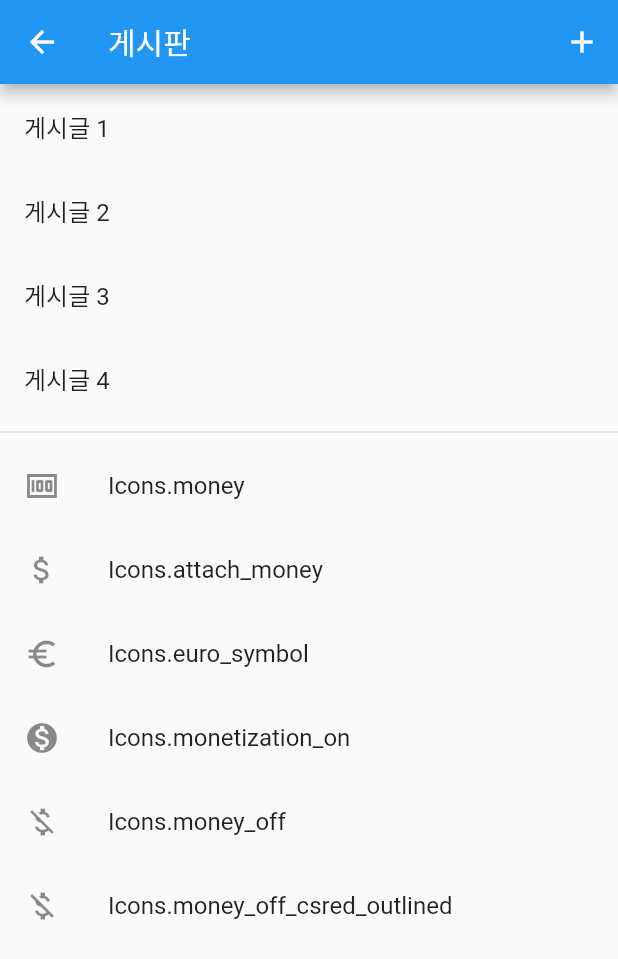
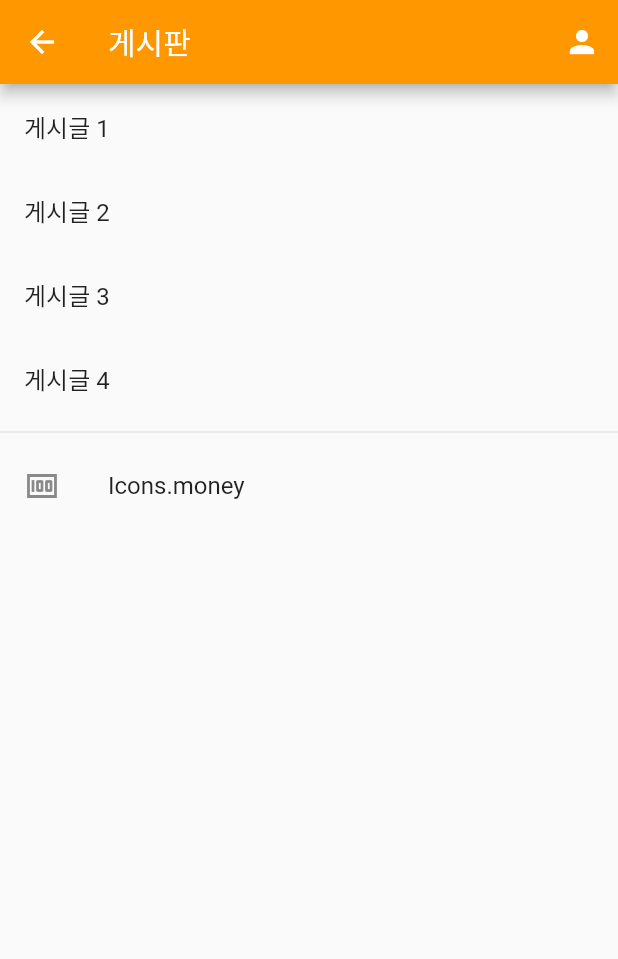
Before and after one commit to dlwlwns52/OnTheWay, a Flutter app: the BoardPage screen opened directly, on a phone screen of 412 x 824 dp. Shown: the top 959 px of the screen. Run offline on Flutter 3.47's test engine with Material 2 defaults, Android fonts, the phone set to English and light mode, and no system bars; our stand-ins replace auto_size_text, cloud_firestore, firebase_auth, firebase_core, flutter_secure_storage; accounts and stored records are empty.

```diff
--- a/lib/UiBoard.dart
+++ b/lib/UiBoard.dart
@@ -18,6 +18,7 @@ class _BoardPageState extends State<BoardPage> {
   Widget build(BuildContext context) {
     return Scaffold(
       appBar: AppBar(
+        backgroundColor: Colors.orange,
         title: Text('게시판'),
         leading: IconButton(
             icon: Icon(Icons.arrow_back),
@@ -27,7 +28,7 @@ class _BoardPageState extends State<BoardPage> {
         ),
         actions: [
           IconButton(
-            icon: Icon(Icons.add),
+            icon: Icon(Icons.person),
             onPressed: () {
               // 게시글 작성 로직
             },
@@ -47,26 +48,6 @@ class _BoardPageState extends State<BoardPage> {
             title: Text('Icons.money'),
             leading: Icon(Icons.money),
           ),
-          ListTile(
-            title: Text('Icons.attach_money'),
-            leading: Icon(Icons.attach_money),
-          ),
-          ListTile(
-            title: Text('Icons.euro_symbol'),
-            leading: Icon(Icons.euro_symbol),
-          ),
-          ListTile(
-            title: Text('Icons.monetization_on'),
-            leading: Icon(Icons.monetization_on),
-          ),
-          ListTile(
-            title: Text('Icons.money_off'),
-            leading: Icon(Icons.money_off),
-          ),
-          ListTile(
-            title: Text('Icons.money_off_csred_outlined'),
-            leading: Icon(Icons.money_off_csred_outlined),
-          ),
         ],
       ),
     );
```
